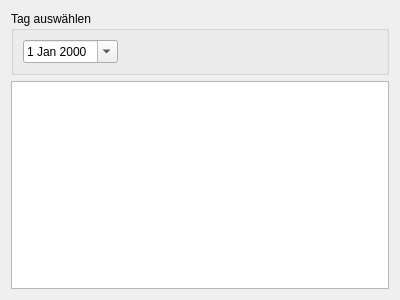
The window that drk_client/ereignis.ui (Robotregent/EBP) describes before a commit, drawn with Qt 5.
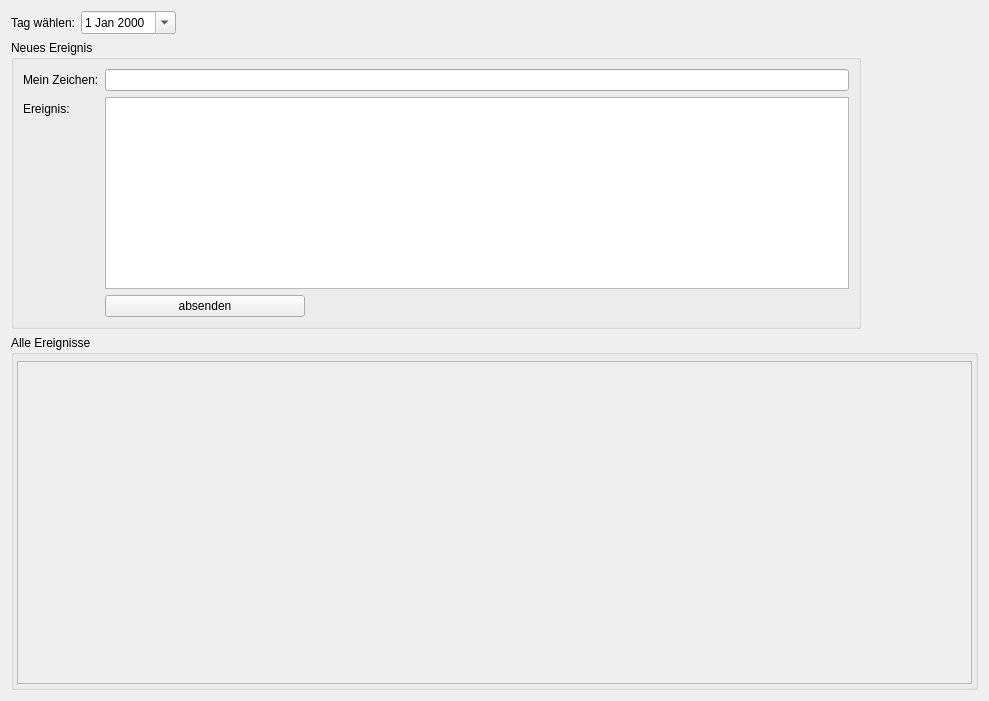
The same window after the commit.

Commit message: Das Gruppenbuch hat jetzt Ereignisse und kann die Anzeigen lassen. Aufgabenliste folgt.

Diff of the .ui file:
```diff
--- a/drk_client/ereignis.ui
+++ b/drk_client/ereignis.ui
@@ -6,20 +6,23 @@
    <rect>
     <x>0</x>
     <y>0</y>
-    <width>400</width>
-    <height>300</height>
+    <width>989</width>
+    <height>701</height>
    </rect>
   </property>
   <property name="windowTitle">
    <string>Form</string>
   </property>
-  <layout class="QVBoxLayout" name="verticalLayout">
+  <layout class="QVBoxLayout" name="verticalLayout" stretch="0,0,4">
    <item>
-    <widget class="QGroupBox" name="groupBox">
-     <property name="title">
-      <string>Tag auswählen</string>
-     </property>
-     <layout class="QHBoxLayout" name="horizontalLayout">
+    <layout class="QHBoxLayout" name="horizontalLayout_2">
+     <item>
+      <widget class="QLabel" name="label">
+       <property name="text">
+        <string>Tag wählen:</string>
+       </property>
+      </widget>
+     </item>
       <item>
        <widget class="QDateEdit" name="dateEdit">
         <property name="calendarPopup">
@@ -41,10 +44,56 @@
        </spacer>
       </item>
      </layout>
-    </widget>
    </item>
    <item>
-    <widget class="QTextBrowser" name="textBrowser">
+    <layout class="QHBoxLayout" name="horizontalLayout_3" stretch="2,0">
+     <item>
+      <widget class="QGroupBox" name="groupBox">
+       <property name="maximumSize">
+        <size>
+         <width>850</width>
+         <height>16777215</height>
+        </size>
+       </property>
+       <property name="title">
+        <string>Neues Ereignis</string>
+       </property>
+       <layout class="QFormLayout" name="formLayout">
+        <property name="fieldGrowthPolicy">
+         <enum>QFormLayout::AllNonFixedFieldsGrow</enum>
+        </property>
+        <item row="0" column="0">
+         <widget class="QLabel" name="label_2">
+          <property name="text">
+           <string>Mein Zeichen:</string>
+          </property>
+         </widget>
+        </item>
+        <item row="0" column="1">
+         <widget class="QLineEdit" name="MAZeichen"/>
+        </item>
+        <item row="1" column="0">
+         <widget class="QLabel" name="label_3">
+          <property name="text">
+           <string>Ereignis:</string>
+          </property>
+         </widget>
+        </item>
+        <item row="2" column="1">
+         <widget class="QPushButton" name="pushButton">
+          <property name="maximumSize">
+           <size>
+            <width>200</width>
+            <height>16777215</height>
+           </size>
+          </property>
+          <property name="text">
+           <string>absenden</string>
+          </property>
+         </widget>
+        </item>
+        <item row="1" column="1">
+         <widget class="QTextEdit" name="EreignisText">
      <property name="autoFormatting">
       <set>QTextEdit::AutoAll</set>
      </property>
@@ -54,9 +103,65 @@
      <property name="readOnly">
       <bool>false</bool>
      </property>
-     <property name="openExternalLinks">
+         </widget>
+        </item>
+       </layout>
+      </widget>
+     </item>
+     <item>
+      <spacer name="horizontalSpacer_2">
+       <property name="orientation">
+        <enum>Qt::Horizontal</enum>
+       </property>
+       <property name="sizeHint" stdset="0">
+        <size>
+         <width>40</width>
+         <height>20</height>
+        </size>
+       </property>
+      </spacer>
+     </item>
+    </layout>
+   </item>
+   <item>
+    <widget class="QGroupBox" name="groupBox_2">
+     <property name="title">
+      <string>Alle Ereignisse</string>
+     </property>
+     <layout class="QHBoxLayout" name="horizontalLayout_4">
+      <property name="spacing">
+       <number>0</number>
+      </property>
+      <property name="leftMargin">
+       <number>3</number>
+      </property>
+      <property name="topMargin">
+       <number>6</number>
+      </property>
+      <property name="rightMargin">
+       <number>3</number>
+      </property>
+      <property name="bottomMargin">
+       <number>3</number>
+      </property>
+      <item>
+       <widget class="QScrollArea" name="scrollArea">
+        <property name="widgetResizable">
       <bool>true</bool>
      </property>
+        <widget class="QWidget" name="scrollAreaWidgetContents">
+         <property name="geometry">
+          <rect>
+           <x>0</x>
+           <y>0</y>
+           <width>955</width>
+           <height>317</height>
+          </rect>
+         </property>
+        </widget>
+       </widget>
+      </item>
+     </layout>
     </widget>
    </item>
   </layout>
```
Left out of the diff: 3 changed lines with no effect on the pictures. Lines whose indentation alone changed are shown as unchanged. The commit also changes 6 other files.
